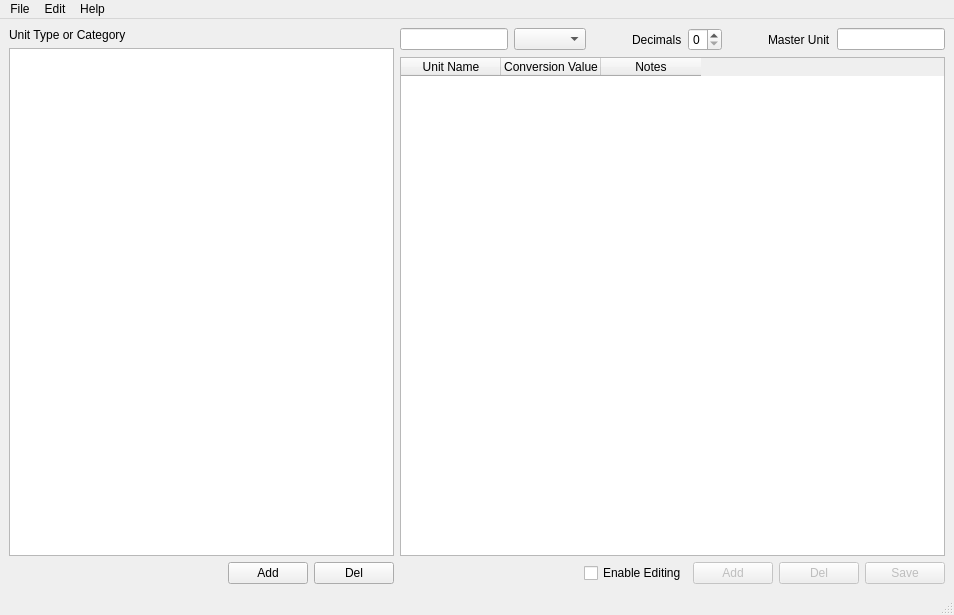
The window that datatablewindow.ui (fjpereny/konverter) describes before a commit, drawn with Qt 5.
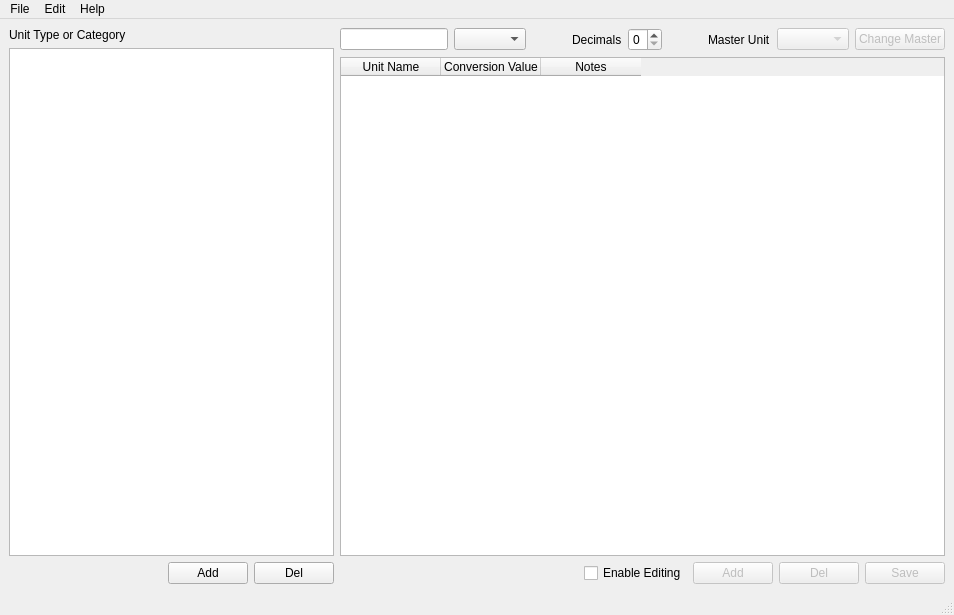
The same window after the commit.

Commit message: Fixed bug causing crash due to out of range index on delete table button.

The edit to the form file:
```diff
--- a/datatablewindow.ui
+++ b/datatablewindow.ui
@@ -125,21 +125,19 @@
          </widget>
         </item>
         <item>
-         <widget class="QLineEdit" name="masterLineEdit">
-          <property name="toolTip">
-           <string>&lt;html&gt;&lt;head/&gt;&lt;body&gt;&lt;p&gt;All units in the database are linked to the master unit. To prevent circular logic errors, the master unit may not be directly modified.&lt;/p&gt;&lt;/body&gt;&lt;/html&gt;</string>
+         <widget class="QComboBox" name="masterCombo">
+          <property name="enabled">
+           <bool>false</bool>
           </property>
-          <property name="whatsThis">
-           <string>&lt;html&gt;&lt;head/&gt;&lt;body&gt;&lt;p&gt;All units in the database are linked to the master unit.  To prevent circular logic errors, the master unit may not be directly modified.&lt;/p&gt;&lt;/body&gt;&lt;/html&gt;</string>
+         </widget>
+        </item>
+        <item>
+         <widget class="QPushButton" name="changeMasterButton">
+          <property name="enabled">
+           <bool>false</bool>
           </property>
           <property name="text">
-           <string/>
-          </property>
-          <property name="alignment">
-           <set>Qt::AlignCenter</set>
-          </property>
-          <property name="readOnly">
-           <bool>true</bool>
+           <string>Change Master</string>
           </property>
          </widget>
         </item>
```
Left out of the diff: 39 changed lines with no effect on the pictures. The commit also changes 5 other files.
